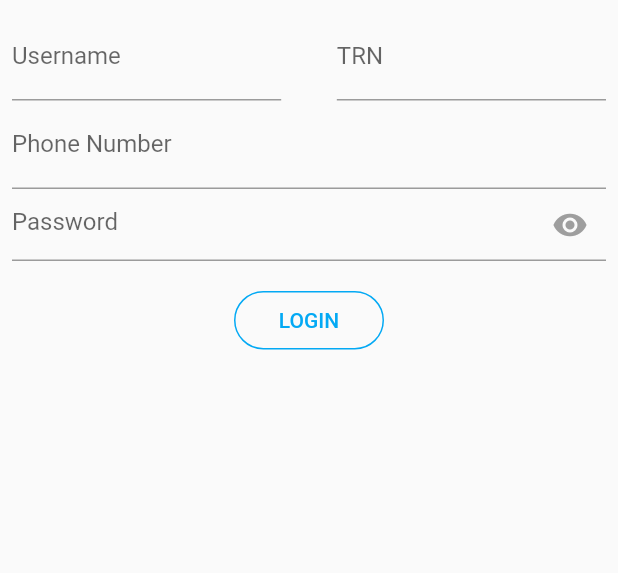
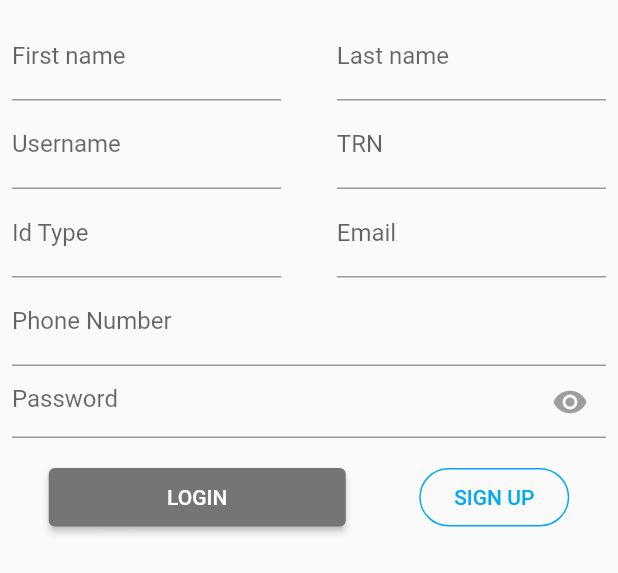
Before and after one commit to The-Azure-Coder/ncb_clone_v1, a Flutter app: the RegisterForm widget shown alone on an empty page, opened directly, after a tap on "LOGIN", on a phone screen of 412 x 824 dp. Shown: the top 573 px of the screen. Run offline on Flutter 3.47's test engine with Material 2 defaults, Android fonts, the phone set to English and light mode, and no system bars; our stand-ins replace flutter_secure_storage; accounts and stored records are empty; network calls fail.

Commit message:
minor changes

```diff
--- a/lib/screens/auth/auth_widgets.dart
+++ b/lib/screens/auth/auth_widgets.dart
@@ -1,12 +1,16 @@
 import 'dart:convert';
 import 'package:flutter/material.dart';
+import 'package:ncb_frontend_v1/screens/auth/auth.dart';
 import 'package:ncb_frontend_v1/screens/home_screen/home_page.dart';
 import 'package:ncb_frontend_v1/services/network_handler.dart';
 import 'package:ncb_frontend_v1/services/secure_store_service.dart';
 import 'package:ncb_frontend_v1/screens/auth/login_page_utils.dart';
 import 'package:ncb_frontend_v1/widgets/custom_form_field.dart';
 import 'package:ncb_frontend_v1/screens/auth/login_state_mgmt.dart';
+import 'dart:math';
+
 String bckgroundImage = 'assets/images/ncb_background.png';
+
 
 class LoginPage extends StatefulWidget {
   final Screen screenState;
@@ -288,10 +292,24 @@ class RegisterForm extends StatefulWidget {
 }
 class _RegisterFormState extends State<RegisterForm> {
   final _formKey = GlobalKey<FormState>();
+  String _firstname = "";
+  String _lastname = "";
   String _username = "";
+  String _email = "";
   String _trn = "";
+  String _idType = "";
+  String _idNumber = "";
   String _phnNumber = "";
   String _password = "";
+  String _error = "";
+
+  @override
+  void initState() {
+    super.initState();
+    var random = new Random();
+    var randInt = random.nextInt(999999);
+    _idNumber =  'A$randInt';
+  }
 
   bool _obscureText = true;
   void _toggle() {
@@ -300,10 +318,50 @@ class _RegisterFormState extends State<RegisterForm> {
     });
   }
 
+  static final firstnameCtrl = TextEditingController();
+  static final lastnameCtrl = TextEditingController();
   static final usernameCtrl = TextEditingController();
+  static final emailCtrl = TextEditingController();
   static final trnCtrl = TextEditingController();
   static final phnNumberCtrl = TextEditingController();
   static final passwordCtrl = TextEditingController();
+  static final idTypeCtrl = TextEditingController();
+
+  Future<bool> register() async {
+  try{
+    var reqBody = {
+      "firstName":_firstname,
+      "lastName":_lastname,
+      "email":_email,
+      "cellphone":_phnNumber,
+      "username" :_username,
+      "trn" :_trn,
+      "idType":_password,
+      "idNumber": _idNumber
+    };
+
+    String userData = await NetworkHandler.post(
+      "/auth/register",
+      reqBody
+    );
+
+    Map respData = jsonDecode(userData);
+
+    debugPrint('done');
+    return true;
+  }catch(error){
+    setState(() {
+        _error = error.toString();
+        print(_error);
+      });
+      AlertDialog(
+        title: Text("Error"),
+        content: Text("$_error"),
+        backgroundColor: Colors.black,
+      );
+      return false;
+  }
+}
 
   @override
   Widget build(BuildContext context) {
@@ -323,17 +381,17 @@ class _RegisterFormState extends State<RegisterForm> {
                 child:   TextFormField(
               onChanged: (value) {
                 setState(() {
-                  _username = value;
+                  _firstname = value;
                 });
               },
               decoration: InputDecoration(
-                  hintText: 'janed@mail.com',
-                  labelText: 'Username',
+                  hintText: _idNumber,
+                  labelText: 'First name',
               ),
-              controller: usernameCtrl,
+              controller: firstnameCtrl,
               validator: (String? val) {
                 if (val == null || val.isEmpty) {
-                  return "Username field is required";
+                  return "First name field is required";
                 }
                 return null;
               },
@@ -346,14 +404,14 @@ class _RegisterFormState extends State<RegisterForm> {
                 child:   TextFormField(
               onChanged: (value) {
                 setState(() {
-                  _trn = value;
+                  _lastname = value;
                 });
               },
               decoration: InputDecoration(
-                  hintText: '111-111-111',
-                  labelText: 'TRN',
+                  hintText: 'brooks',
+                  labelText: 'Last name',
               ),
-              controller: usernameCtrl,
+              controller: lastnameCtrl,
               validator: (String? val) {
                 if (val == null || val.isEmpty) {
                   return "TRN field is required";
@@ -363,6 +421,105 @@ class _RegisterFormState extends State<RegisterForm> {
             ),
             ),
 
+
+
+          ]),
+          Row(
+            mainAxisSize:MainAxisSize.max,
+            mainAxisAlignment: MainAxisAlignment.spaceBetween,
+            children: <Widget>[
+
+            Expanded(
+                child:   TextFormField(
+              onChanged: (value) {
+                setState(() {
+                  _username = value;
+                });
+              },
+              decoration: InputDecoration(
+                  hintText: 'jdoe7111',
+                  labelText: 'Username',
+              ),
+              controller: usernameCtrl,
+              validator: (String? val) {
+                if (val == null || val.isEmpty) {
+                  return "Username field is required";
+                }
+                return null;
+              },
+            ),
+            ),
+            SizedBox(width: screenSize.width * 0.09),
+            Expanded(
+                child:   TextFormField(
+              onChanged: (value) {
+                setState(() {
+                  _trn = value;
+                });
+              },
+              decoration: InputDecoration(
+                  hintText: '111-111-111',
+                  labelText: 'TRN',
+              ),
+              controller: trnCtrl,
+              validator: (String? val) {
+                if (val == null || val.isEmpty) {
+                  return "TRN field is required";
+                }
+                return null;
+              },
+            ),
+            ),
+
+
+
+          ]),
+          Row(
+            mainAxisSize:MainAxisSize.max,
+            mainAxisAlignment: MainAxisAlignment.spaceBetween,
+            children: <Widget>[
+
+             Expanded(
+                child:   TextFormField(
+              onChanged: (value) {
+                setState(() {
+                  _idType = value;
+                });
+              },
+              decoration: InputDecoration(
+                  hintText: 'Passport',
+                  labelText: 'Id Type',
+              ),
+              controller: idTypeCtrl,
+              validator: (String? val) {
+                if (val == null || val.isEmpty) {
+                  return "Id type field is required";
+                }
+                return null;
+              },
+            ),
+            ),
+             SizedBox(width: screenSize.width * 0.09),
+             Expanded(
+                child:   TextFormField(
+              onChanged: (value) {
+                setState(() {
+                  _email = value;
+                });
+              },
+              decoration: InputDecoration(
+                  hintText: 'janed7111@email.co',
+                  labelText: 'Email',
+              ),
+              controller: emailCtrl,
+              validator: (String? val) {
+                if (val == null || val.isEmpty) {
+                  return "Email field is required";
+                }
+                return null;
+              },
+            ),
+            ),
 
 
           ]),
@@ -379,7 +536,7 @@ class _RegisterFormState extends State<RegisterForm> {
                   hintText: 'janed@mail.com',
                   labelText: 'Phone Number',
               ),
-              controller: usernameCtrl,
+              controller: phnNumberCtrl,
               validator: (String? val) {
                 if (val == null || val.isEmpty) {
                   return "Phone number field is required";
@@ -427,15 +584,41 @@ class _RegisterFormState extends State<RegisterForm> {
           ),
           const SizedBox(height: 20),
           BtnContainer(
-            formActionButtons: <Widget>[
-              toggleForm(inherited , Screen.register),
-            ],
-          ),
-          const SizedBox(height: 20),
+              formActionButtons: <Widget>[
+                drawRegisterBtn(),
+                toggleForm(inherited , Screen.login),
+              ],
+            ), const SizedBox(height: 20),
         ]),
       ),
     );
   }
+   Widget drawRegisterBtn(){
+    return Flexible(
+        child: SizedBox(
+          width: 330,
+          height: 39,
+          child: ElevatedButton(
+            style: ElevatedButton.styleFrom(
+              backgroundColor: Colors.grey.shade600,
+            ),
+            onPressed:() async {
+              print(await register());
+                if (await register()) {
+                  Navigator.push(
+                      context,
+                      MaterialPageRoute(
+                          builder: (context) => const AuthScreen()));
+                }
+            },
+            child: Text(
+              "LOGIN",
+              style: TextStyle(color: Colors.white, fontSize: 14),
+            ),
+          ),
+        ));
+  }
+
 }
 //--------------------------------------------
 
```
Also changed, not shown: lib/screens/auth/auth_register.dart (added, +62 -0 lines).
